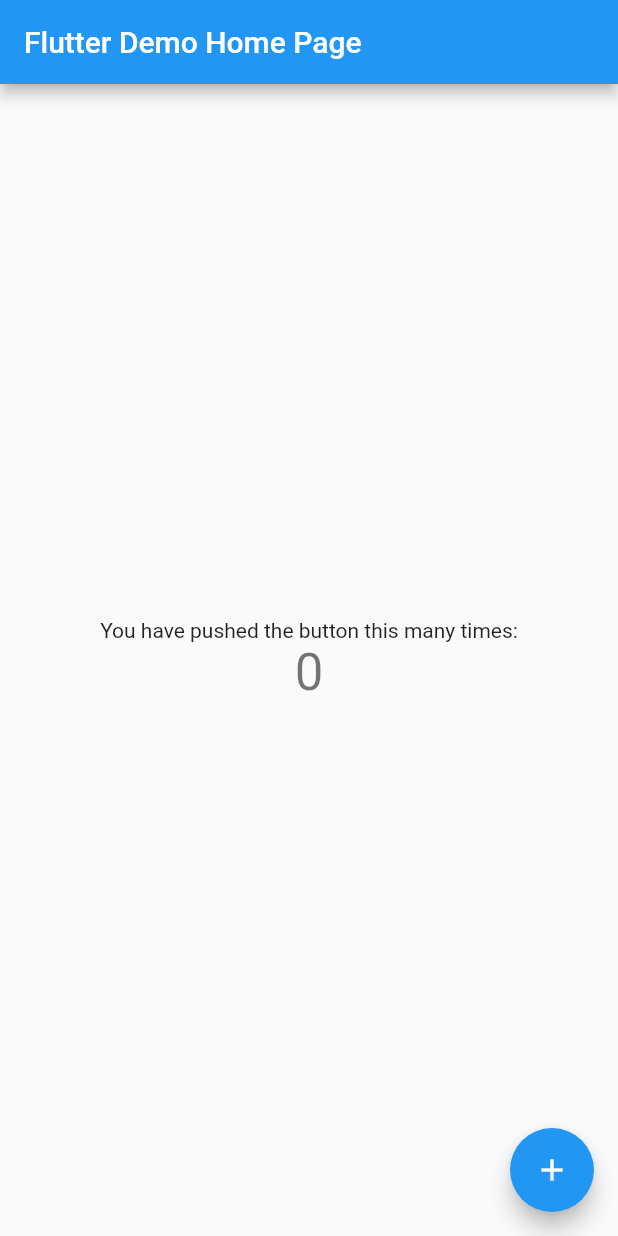
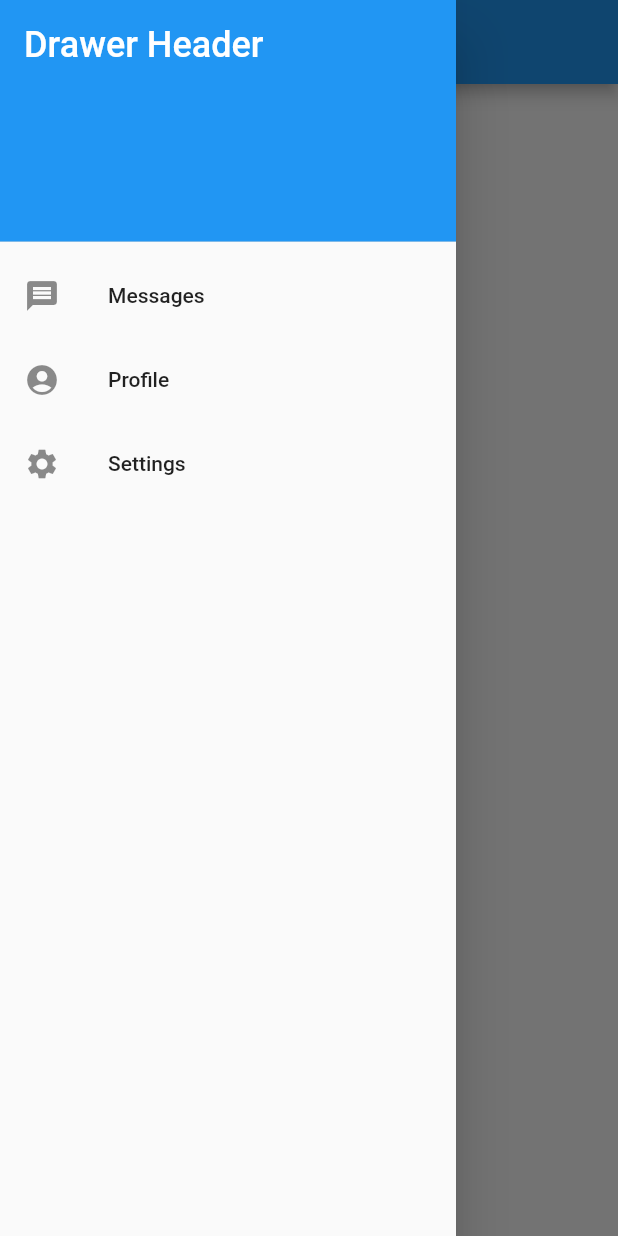
Before and after one commit to CodeMaster36/uber_clone, a Flutter app: the screen it shows after launch, with the side drawer open (before the commit the screen has no drawer), on a phone screen of 412 x 824 dp. Run offline on Flutter 3.47's test engine with Material 2 defaults, Android fonts, the light colour scheme and no system bars.

Commit message:
first day

```diff
--- /dev/null
+++ b/lib/Screens/mainScreen.dart
@@ -0,0 +1,47 @@
+import 'package:flutter/material.dart';
+
+class mainScreen extends StatefulWidget {
+  @override
+  _mainScreenState createState() => _mainScreenState();
+}
+
+class _mainScreenState extends State<mainScreen> {
+  @override
+  Widget build(BuildContext context) {
+    return Scaffold(
+      appBar: AppBar(
+      ),
+      drawer: Drawer(
+        child: ListView(
+          padding: EdgeInsets.zero,
+          children: const <Widget>[
+            DrawerHeader(
+              decoration: BoxDecoration(
+                color: Colors.blue,
+              ),
+              child: Text(
+                'Drawer Header',
+                style: TextStyle(
+                  color: Colors.white,
+                  fontSize: 24,
+                ),
+              ),
+            ),
+            ListTile(
+              leading: Icon(Icons.message),
+              title: Text('Messages'),
+            ),
+            ListTile(
+              leading: Icon(Icons.account_circle),
+              title: Text('Profile'),
+            ),
+            ListTile(
+              leading: Icon(Icons.settings),
+              title: Text('Settings'),
+            ),
+          ],
+        ),
+      ),
+    );
+  }
+}
--- a/lib/main.dart
+++ b/lib/main.dart
@@ -1,113 +1,22 @@
 import 'package:flutter/material.dart';
+import 'package:uber_clone/Screens/mainScreen.dart';
 
 void main() {
   runApp(MyApp());
 }
 
 class MyApp extends StatelessWidget {
-  // This widget is the root of your application.
   @override
   Widget build(BuildContext context) {
     return MaterialApp(
-      title: 'Flutter Demo',
+      title: 'Flutter demo',
       theme: ThemeData(
-        // This is the theme of your application.
-        //
-        // Try running your application with "flutter run". You'll see the
-        // application has a blue toolbar. Then, without quitting the app, try
-        // changing the primarySwatch below to Colors.green and then invoke
-        // "hot reload" (press "r" in the console where you ran "flutter run",
-        // or simply save your changes to "hot reload" in a Flutter IDE).
-        // Notice that the counter didn't reset back to zero; the application
-        // is not restarted.
         primarySwatch: Colors.blue,
+        visualDensity: VisualDensity.adaptivePlatformDensity,
+
       ),
-      home: MyHomePage(title: 'Flutter Demo Home Page'),
+      home: mainScreen(),
+      debugShowCheckedModeBanner: false,
     );
   }
 }
-
-class MyHomePage extends StatefulWidget {
-  MyHomePage({Key key, this.title}) : super(key: key);
-
-  // This widget is the home page of your application. It is stateful, meaning
-  // that it has a State object (defined below) that contains fields that affect
-  // how it looks.
-
-  // This class is the configuration for the state. It holds the values (in this
-  // case the title) provided by the parent (in this case the App widget) and
-  // used by the build method of the State. Fields in a Widget subclass are
-  // always marked "final".
-
-  final String title;
-
-  @override
-  _MyHomePageState createState() => _MyHomePageState();
-}
-
-class _MyHomePageState extends State<MyHomePage> {
-  int _counter = 0;
-
-  void _incrementCounter() {
-    setState(() {
-      // This call to setState tells the Flutter framework that something has
-      // changed in this State, which causes it to rerun the build method below
-      // so that the display can reflect the updated values. If we changed
-      // _counter without calling setState(), then the build method would not be
-      // called again, and so nothing would appear to happen.
-      _counter++;
-    });
-  }
-
-  @override
-  Widget build(BuildContext context) {
-    // This method is rerun every time setState is called, for instance as done
-    // by the _incrementCounter method above.
-    //
-    // The Flutter framework has been optimized to make rerunning build methods
-    // fast, so that you can just rebuild anything that needs updating rather
-    // than having to individually change instances of widgets.
-    return Scaffold(
-      appBar: AppBar(
-        // Here we take the value from the MyHomePage object that was created by
-        // the App.build method, and use it to set our appbar title.
-        title: Text(widget.title),
-      ),
-      body: Center(
-        // Center is a layout widget. It takes a single child and positions it
-        // in the middle of the parent.
-        child: Column(
-          // Column is also a layout widget. It takes a list of children and
-          // arranges them vertically. By default, it sizes itself to fit its
-          // children horizontally, and tries to be as tall as its parent.
-          //
-          // Invoke "debug painting" (press "p" in the console, choose the
-          // "Toggle Debug Paint" action from the Flutter Inspector in Android
-          // Studio, or the "Toggle Debug Paint" command in Visual Studio Code)
-          // to see the wireframe for each widget.
-          //
-          // Column has various properties to control how it sizes itself and
-          // how it positions its children. Here we use mainAxisAlignment to
-          // center the children vertically; the main axis here is the vertical
-          // axis because Columns are vertical (the cross axis would be
-          // horizontal).
-          mainAxisAlignment: MainAxisAlignment.center,
-          children: <Widget>[
-            Text(
-              'You have pushed the button this many times:',
-            ),
-            Text(
-              '$_counter',
-              style: Theme.of(context).textTheme.headline4,
-            ),
-          ],
-        ),
-      ),
-      floatingActionButton: FloatingActionButton(
-        onPressed: _incrementCounter,
-        tooltip: 'Increment',
-        child: Icon(Icons.add),
-      ), // This trailing comma makes auto-formatting nicer for build methods.
-    );
-  }
-}
```
Also changed, not shown: 3 other files.
